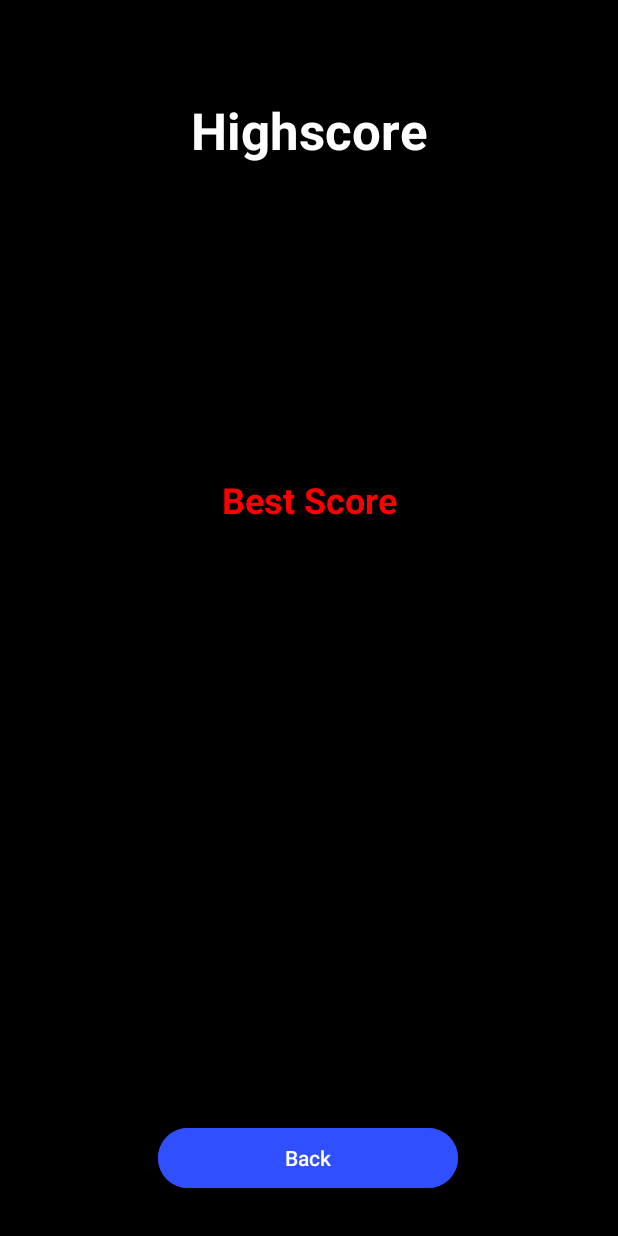
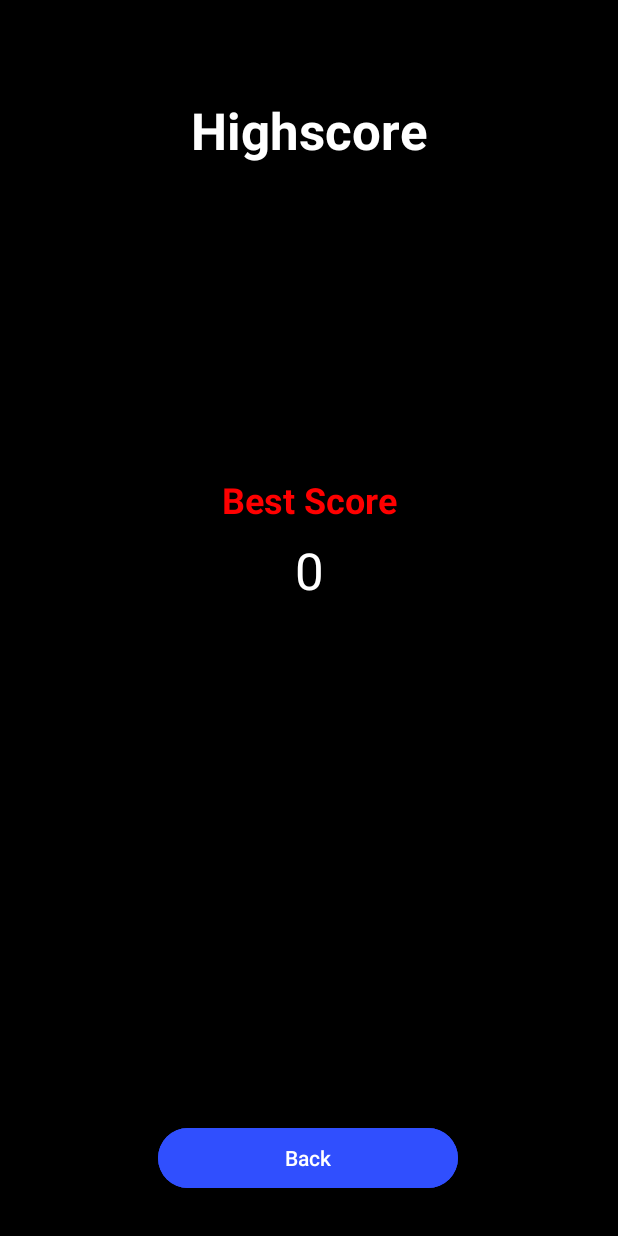
Before and after one commit to mazzlum5/GuessCard, an Android app: the HighscoreActivity screen opened directly, with no data from a screen before it, on a phone screen of 412 x 824 dp. Run offline under Robolectric (Android 15) with nearby library versions, the phone set to English and light mode, and no system bars.

```diff
--- a/app/src/main/java/com/example/guesscard/GameActivity.kt
+++ b/app/src/main/java/com/example/guesscard/GameActivity.kt
@@ -33,7 +33,7 @@ class GameActivity : AppCompatActivity() {
 
         higherButton.setOnClickListener { guess(isHigher = true) }
         lowerButton.setOnClickListener { guess(isHigher = false) }
-        updateScore() // Set initial score text
+        updateScore()
     }
 
     private fun createDeck() {
@@ -85,7 +85,7 @@ class GameActivity : AppCompatActivity() {
     }
 
     private fun updateScore() {
-        scoreTextView.text = "Poäng: $score"
+        scoreTextView.text = getString(R.string.score_label, score)
     }
 
     private fun gameOver() {
--- a/app/src/main/java/com/example/guesscard/HighscoreActivity.kt
+++ b/app/src/main/java/com/example/guesscard/HighscoreActivity.kt
@@ -2,6 +2,7 @@ package com.example.guesscard
 
 import android.content.Context
 import android.os.Bundle
+import android.widget.Button
 import android.widget.TextView
 import androidx.appcompat.app.AppCompatActivity
 
@@ -13,7 +14,12 @@ class HighscoreActivity : AppCompatActivity() {
         val sharedPreferences = getSharedPreferences("GuessCard", Context.MODE_PRIVATE)
         val bestScore = sharedPreferences.getInt("BEST_SCORE", 0)
 
-        val bestScoreTextView = findViewById<TextView>(R.id.bestScoreTextView)
-        bestScoreTextView.text = "Bästa poäng: $bestScore"
+        val bestScoreTextView = findViewById<TextView>(R.id.bestScoreValueTextView)
+        bestScoreTextView.text = bestScore.toString()
+
+        val backButton = findViewById<Button>(R.id.backButton)
+        backButton.setOnClickListener {
+            finish()
+        }
     }
 }
--- a/app/src/main/java/com/example/guesscard/RulesActivity.kt
+++ b/app/src/main/java/com/example/guesscard/RulesActivity.kt
@@ -1,11 +1,17 @@
 package com.example.guesscard
 
 import android.os.Bundle
+import android.widget.Button
 import androidx.appcompat.app.AppCompatActivity
 
 class RulesActivity : AppCompatActivity() {
     override fun onCreate(savedInstanceState: Bundle?) {
         super.onCreate(savedInstanceState)
         setContentView(R.layout.activity_rules)
+
+        val backButton = findViewById<Button>(R.id.backButton)
+        backButton.setOnClickListener {
+            finish()
+        }
     }
 }
```
